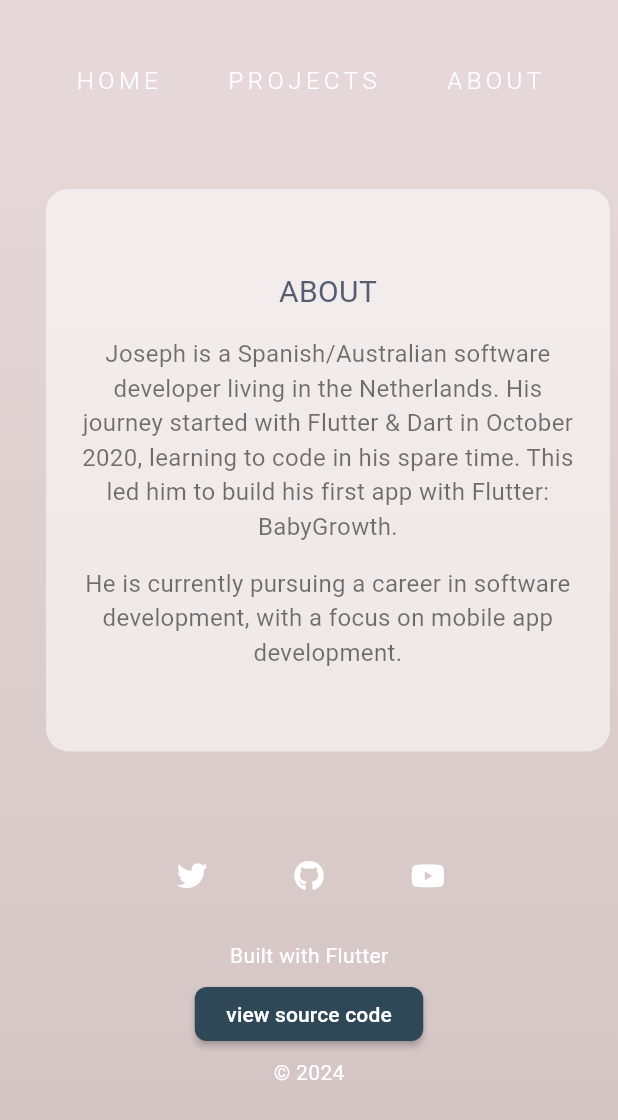
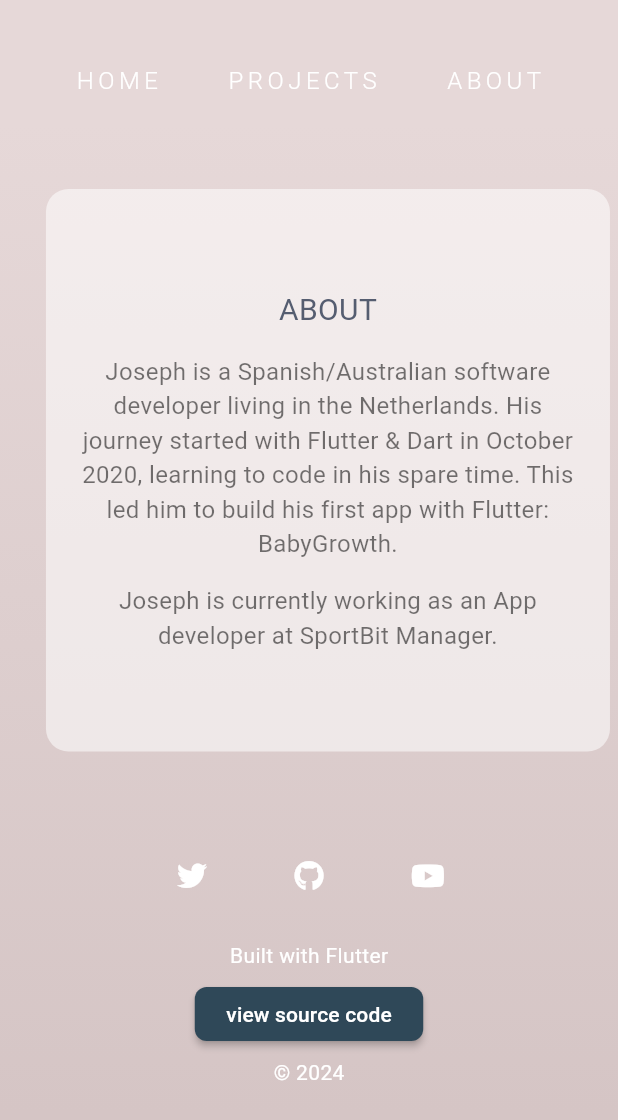
Before and after one commit to josephcavanna/personal_blog_v2, a Flutter app: the screen it shows after launch, after a tap on "PROJECTS", after a tap on "ABOUT", on a phone screen of 412 x 824 dp. Shown: the top 1120 px of the screen. Run offline on Flutter 3.47's test engine with Material 3 defaults, Android fonts, the light colour scheme and no system bars; our stand-ins replace font_awesome_flutter, supabase_flutter, url_strategy; accounts and stored records are empty; network calls fail.

Commit message:
edited about page

```diff
--- a/lib/components/about_content.dart
+++ b/lib/components/about_content.dart
@@ -36,7 +36,7 @@ class AboutContent extends StatelessWidget {
                     height: 15,
                   ),
                   Text(
-                    'He is currently pursuing a career in software development, with a focus on mobile app development.',
+                    'Joseph is currently working as an App developer at SportBit Manager.',
                     textAlign: TextAlign.center,
                     style: Constants.kAboutStyle,
                   ),
```
